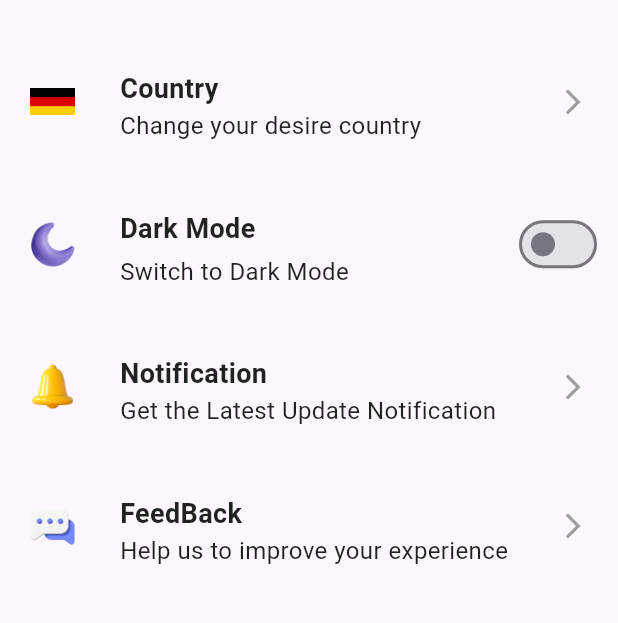
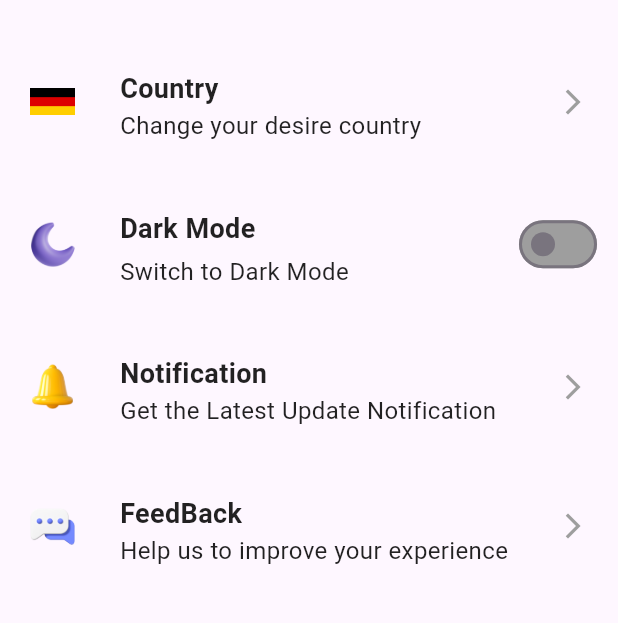
Before and after one commit to H-R-S/GuideWay, a Flutter app: the SettingsScreen screen opened directly, on a phone screen of 412 x 824 dp, the part 595-1218 px from its top. Run offline on Flutter 3.47's test engine with Material 2 defaults, Android fonts, the phone set to English and light mode, and no system bars; our stand-ins replace camera, carousel_slider, google_fonts, google_maps_flutter, permission_handler, shared_preferences; missing offline and left inert: syncfusion_flutter_pdfviewer; accounts and stored records are empty.

Commit message:
Widget UI Updated | SettingsContainer Widget

```diff
--- a/lib/view/widgets/settings_container/settings_container.dart
+++ b/lib/view/widgets/settings_container/settings_container.dart
@@ -1,5 +1,6 @@
 import 'package:flutter/material.dart';
-
+import 'package:guide_way/theme/theme_provider.dart';
+import 'package:provider/provider.dart';
 import '../../../resources/constants/style.dart';
 
 // ignore: must_be_immutable
@@ -31,10 +32,12 @@ class SettingsContainer extends StatefulWidget {
 }
 
 class _SettingsContainerState extends State<SettingsContainer> {
-  bool isTrue = false;
-
   @override
   Widget build(BuildContext context) {
+    final themeProvider = Provider.of<ThemeProvider>(context);
+
+    bool isDark = themeProvider.currentTheme == ThemeData.dark();
+
     return Container(
         margin: const EdgeInsets.symmetric(vertical: 5),
         child: InkWell(
@@ -56,17 +59,22 @@ class _SettingsContainerState extends State<SettingsContainer> {
                                 crossAxisAlignment: CrossAxisAlignment.start,
                                 children: [
                                   Text(widget.title ?? "",
-                                      style: const TextStyle(
+                                      style: TextStyle(
+                                          color: isDark
+                                              ? Colors.white
+                                              : null,
                                           fontWeight: FontWeight.bold,
                                           fontSize: 18)),
                                   SizedBox(
-                                    width: MediaQuery.of(context).size.width *
-                                        0.65,
-                                    child: Text(widget.subTitle ?? "",
-                                        maxLines: 2,
-                                        overflow: TextOverflow.ellipsis,
-                                        style: const TextStyle(fontSize: 16)),
-                                  )
+                                      width: MediaQuery.of(context).size.width *
+                                          0.65,
+                                      child: Text(widget.subTitle ?? "",
+                                          maxLines: 2,
+                                          overflow: TextOverflow.ellipsis,
+                                          style: TextStyle(
+                                              color:
+                                                  isDark ? Colors.grey : null,
+                                              fontSize: 16)))
                                 ]))
                       ]),
                       widget.isSwitch
@@ -75,11 +83,12 @@ class _SettingsContainerState extends State<SettingsContainer> {
                               width: 20,
                               padding: const EdgeInsets.only(right: 20),
                               child: Switch(
+                                  inactiveTrackColor: Colors.grey,
                                   activeTrackColor: primary,
-                                  value: isTrue,
+                                  value: isDark,
                                   onChanged: (value) {
                                     setState(() {
-                                      isTrue = value;
+                                      isDark = value;
                                     });
                                   }))
                           : widget.onTap != null
```
